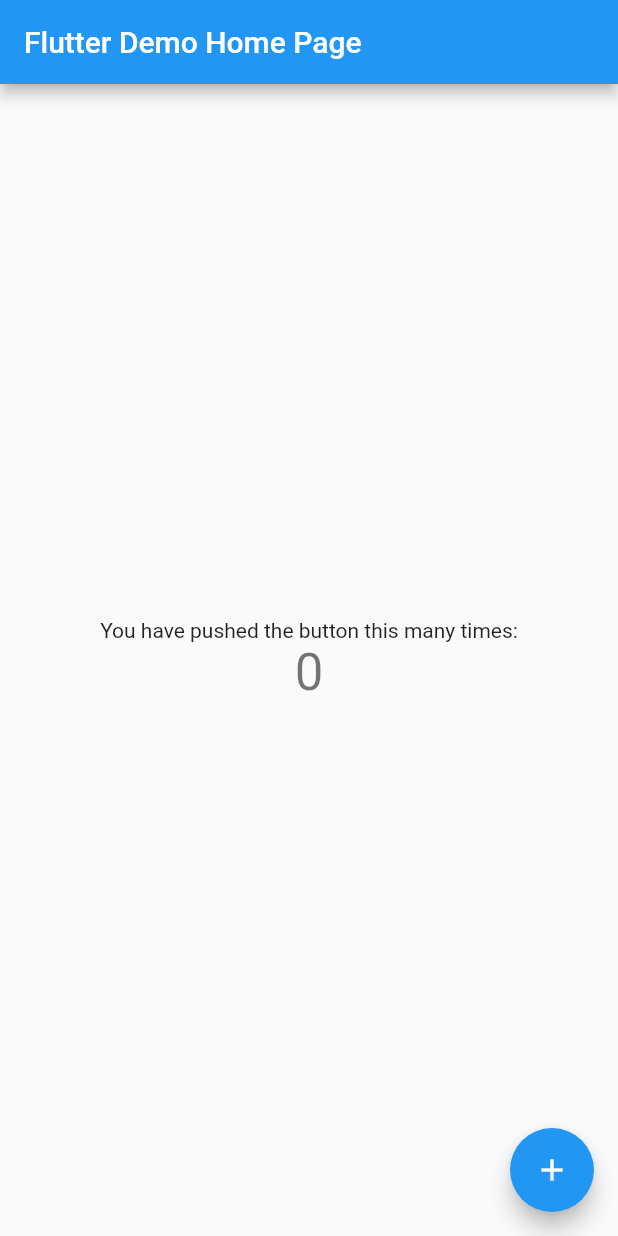
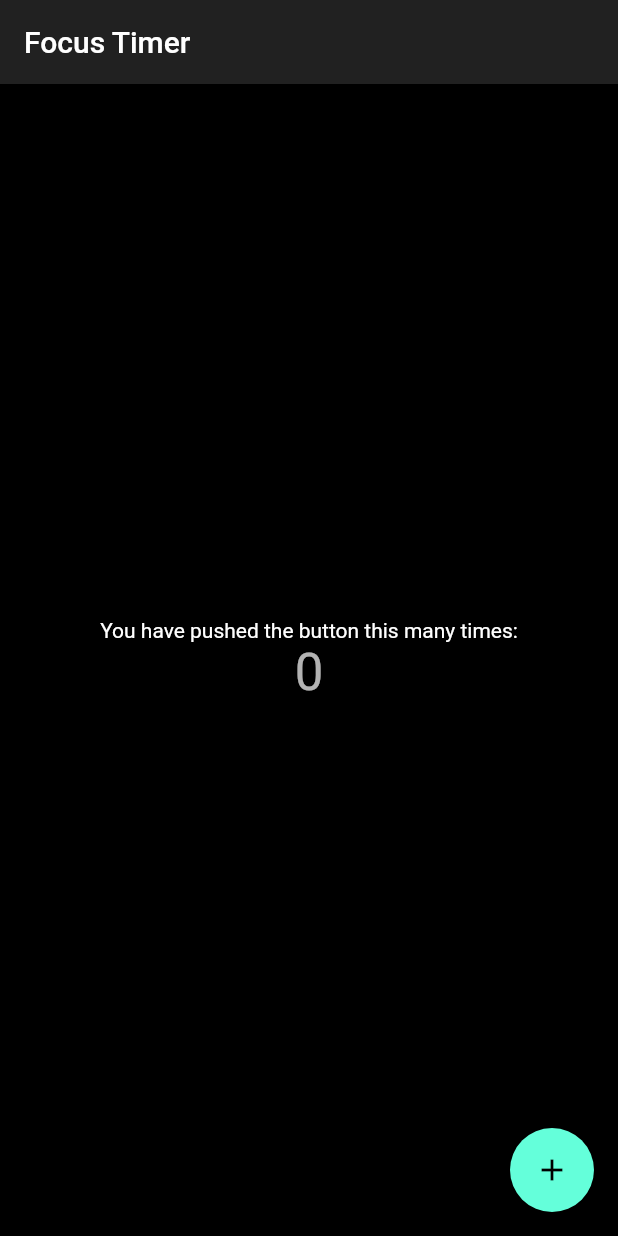
Before and after one commit to bierbaumtim/focus_timer, a Flutter app: the screen it shows after launch, on a phone screen of 412 x 824 dp. Run offline on Flutter 3.47's test engine with Material 2 defaults, Android fonts, the phone set to English and light mode, and no system bars.

Commit message:
added packages

```diff
--- a/lib/main.dart
+++ b/lib/main.dart
@@ -3,39 +3,20 @@ import 'package:flutter/material.dart';
 void main() => runApp(MyApp());
 
 class MyApp extends StatelessWidget {
-  // This widget is the root of your application.
   @override
   Widget build(BuildContext context) {
     return MaterialApp(
       title: 'Flutter Demo',
-      theme: ThemeData(
-        // This is the theme of your application.
-        //
-        // Try running your application with "flutter run". You'll see the
-        // application has a blue toolbar. Then, without quitting the app, try
-        // changing the primarySwatch below to Colors.green and then invoke
-        // "hot reload" (press "r" in the console where you ran "flutter run",
-        // or simply save your changes to "hot reload" in a Flutter IDE).
-        // Notice that the counter didn't reset back to zero; the application
-        // is not restarted.
-        primarySwatch: Colors.blue,
+      theme: ThemeData.dark().copyWith(
+        scaffoldBackgroundColor: Colors.black,
       ),
-      home: MyHomePage(title: 'Flutter Demo Home Page'),
+      home: MyHomePage(title: 'Focus Timer'),
     );
   }
 }
 
 class MyHomePage extends StatefulWidget {
   MyHomePage({Key key, this.title}) : super(key: key);
-
-  // This widget is the home page of your application. It is stateful, meaning
-  // that it has a State object (defined below) that contains fields that affect
-  // how it looks.
-
-  // This class is the configuration for the state. It holds the values (in this
-  // case the title) provided by the parent (in this case the App widget) and
-  // used by the build method of the State. Fields in a Widget subclass are
-  // always marked "final".
 
   final String title;
 
@@ -48,47 +29,18 @@ class _MyHomePageState extends State<MyHomePage> {
 
   void _incrementCounter() {
     setState(() {
-      // This call to setState tells the Flutter framework that something has
-      // changed in this State, which causes it to rerun the build method below
-      // so that the display can reflect the updated values. If we changed
-      // _counter without calling setState(), then the build method would not be
-      // called again, and so nothing would appear to happen.
       _counter++;
     });
   }
 
   @override
   Widget build(BuildContext context) {
-    // This method is rerun every time setState is called, for instance as done
-    // by the _incrementCounter method above.
-    //
-    // The Flutter framework has been optimized to make rerunning build methods
-    // fast, so that you can just rebuild anything that needs updating rather
-    // than having to individually change instances of widgets.
     return Scaffold(
       appBar: AppBar(
-        // Here we take the value from the MyHomePage object that was created by
-        // the App.build method, and use it to set our appbar title.
         title: Text(widget.title),
       ),
       body: Center(
-        // Center is a layout widget. It takes a single child and positions it
-        // in the middle of the parent.
         child: Column(
-          // Column is also a layout widget. It takes a list of children and
-          // arranges them vertically. By default, it sizes itself to fit its
-          // children horizontally, and tries to be as tall as its parent.
-          //
-          // Invoke "debug painting" (press "p" in the console, choose the
-          // "Toggle Debug Paint" action from the Flutter Inspector in Android
-          // Studio, or the "Toggle Debug Paint" command in Visual Studio Code)
-          // to see the wireframe for each widget.
-          //
-          // Column has various properties to control how it sizes itself and
-          // how it positions its children. Here we use mainAxisAlignment to
-          // center the children vertically; the main axis here is the vertical
-          // axis because Columns are vertical (the cross axis would be
-          // horizontal).
           mainAxisAlignment: MainAxisAlignment.center,
           children: <Widget>[
             Text(
@@ -105,7 +57,7 @@ class _MyHomePageState extends State<MyHomePage> {
         onPressed: _incrementCounter,
         tooltip: 'Increment',
         child: Icon(Icons.add),
-      ), // This trailing comma makes auto-formatting nicer for build methods.
+      ),
     );
   }
 }
```
Also changed, not shown: pubspec.yaml (+31 -6 lines), pubspec.lock.
